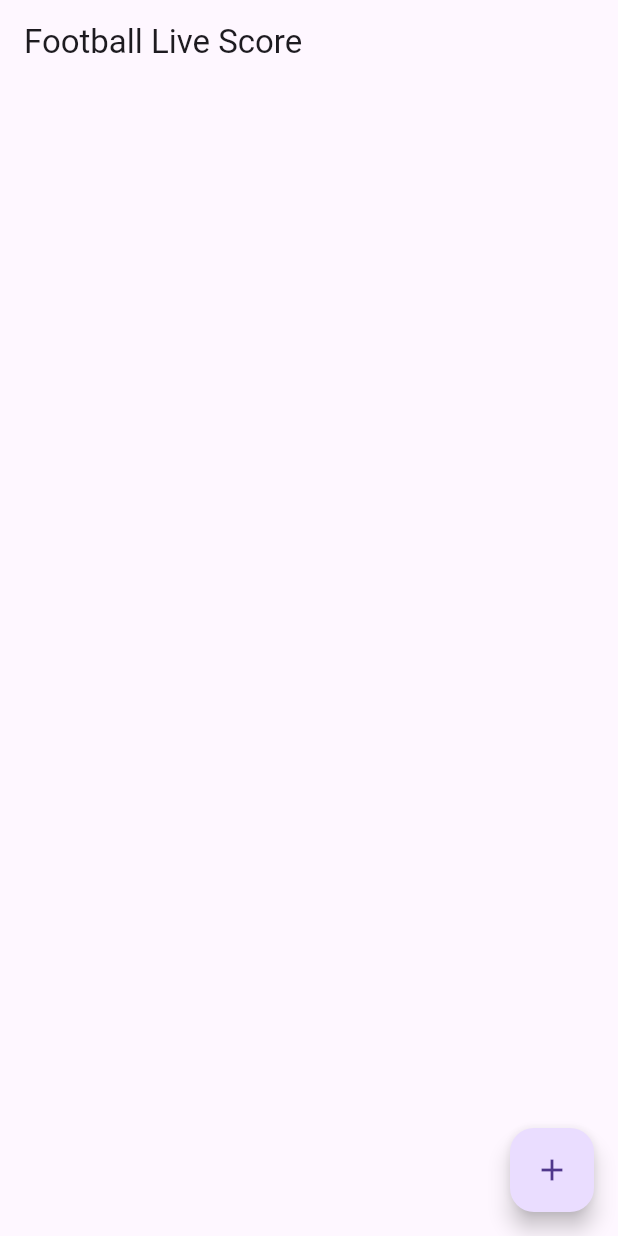
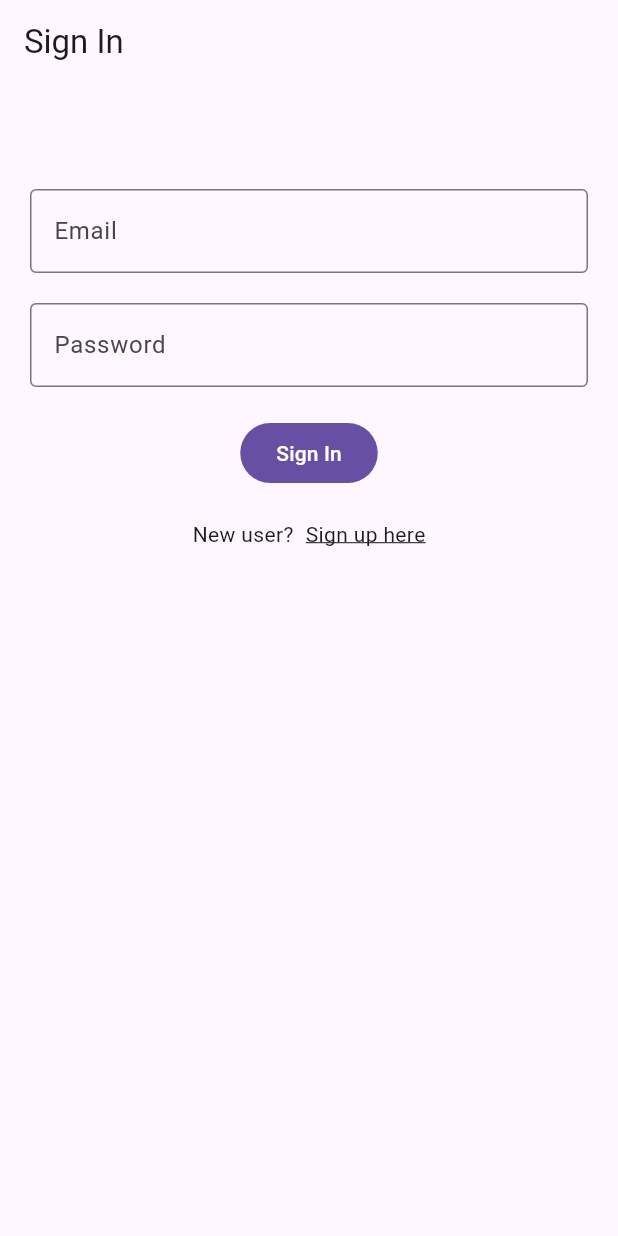
Before and after one commit to Raihan-iOS/Firebase-Score, a Flutter app: the screen it shows after launch, on a phone screen of 412 x 824 dp. Run offline on Flutter 3.47's test engine with Material 3 defaults, Android fonts, the phone set to English and light mode, and no system bars; our stand-ins replace cloud_firestore, firebase_auth, firebase_core; accounts and stored records are empty; generated files the repository leaves out were written again.

```diff
--- a/lib/app.dart
+++ b/lib/app.dart
@@ -1,4 +1,6 @@
 import 'package:firebase_app/home_screen.dart';
+import 'package:firebase_app/sign_in_screen.dart';
+import 'package:firebase_auth/firebase_auth.dart';
 import 'package:flutter/material.dart';
 
 class FootballLiveScoreApp extends StatefulWidget {
@@ -12,7 +14,28 @@ class _FootballLiveScoreAppState extends State<FootballLiveScoreApp> {
   @override
   Widget build(BuildContext context) {
     return MaterialApp(
-      home: HomeScreen(),
+      home: StreamBuilder(
+        stream: FirebaseAuth.instance.authStateChanges(),
+        builder: (BuildContext context, AsyncSnapshot<User?> snapshot) {
+          if (snapshot.hasError) {
+            return const Text('Something went wrong');
+          }
+
+          if (snapshot.connectionState == ConnectionState.waiting) {
+            return const Text("Loading...");
+          }
+
+          if (!snapshot.hasData) {
+            return const SignInScreen();
+          }else{
+            return const HomeScreen();
+          }
+
+          // final user = snapshot.data!;
+          // return HomeScreen(userId: user.uid);
+        },
+      )
+
     );
   }
 }
--- a/lib/home_screen.dart
+++ b/lib/home_screen.dart
@@ -1,4 +1,5 @@
 import 'package:cloud_firestore/cloud_firestore.dart';
+import 'package:firebase_auth/firebase_auth.dart';
 import 'package:flutter/material.dart';
 
 class HomeScreen extends StatefulWidget {
@@ -22,6 +23,11 @@ class _HomeScreenState extends State<HomeScreen> {
     return Scaffold(
       appBar: AppBar(
         title: const Text("Football Live Score"),
+        actions: [
+          IconButton(onPressed: (){
+            FirebaseAuth.instance.signOut();
+          }, icon: const Icon(Icons.logout))
+        ],
       ),
       body: StreamBuilder(
         stream: FirebaseFirestore.instance.collection('football').snapshots(),
--- /dev/null
+++ b/lib/sign_in_screen.dart
@@ -0,0 +1,135 @@
+import 'package:firebase_app/sign_up_screen.dart';
+import 'package:flutter/material.dart';
+import 'package:firebase_auth/firebase_auth.dart';
+
+import 'home_screen.dart';
+
+class SignInScreen extends StatefulWidget {
+  const SignInScreen({super.key});
+
+  @override
+  State<SignInScreen> createState() => _SignInScreenState();
+}
+
+class _SignInScreenState extends State<SignInScreen> {
+  final _formKey = GlobalKey<FormState>();
+  final TextEditingController _emailController = TextEditingController();
+  final TextEditingController _passwordController = TextEditingController();
+
+
+
+  void _onTapSubmitBtn(){
+    if (_formKey.currentState!.validate()){
+      _loginInUser();
+    }
+  }
+  Future<void> _loginInUser() async {
+    try {
+      final credential = await FirebaseAuth.instance.signInWithEmailAndPassword(
+          email: _emailController.text.trim(),
+          password: _passwordController.text
+      );
+      if(credential.user != null){
+
+        Navigator.pushAndRemoveUntil(context, MaterialPageRoute(builder: (context) => HomeScreen()), (route) => false);
+
+      }
+    } on FirebaseAuthException catch (e) {
+      if (e.code == 'user-not-found') {
+        print('No user found for that email.');
+      } else if (e.code == 'wrong-password') {
+        print('Wrong password provided for that user.');
+      }
+    }
+
+
+  }
+
+  @override
+  Widget build(BuildContext context) {
+    return Scaffold(
+      appBar: AppBar(
+        title: const Text('Sign In'),
+      ),
+      body: Padding(
+        padding: const EdgeInsets.all(20.0),
+        child: Center(
+          child: Form(
+            key: _formKey,
+            child: Column(
+              crossAxisAlignment: CrossAxisAlignment.center,
+              children: [
+                SizedBox(
+                  height: 50,
+                ),
+                TextFormField(
+                  controller: _emailController,
+                  decoration: InputDecoration(
+                    labelText: 'Email',
+                    border: OutlineInputBorder(),
+                  ),
+                  validator: (String? value) {
+                    if (value == null || value.isEmpty) {
+                      return 'Please enter Valid Email';
+                    }
+                    return null;
+                  },
+                ),
+                SizedBox(
+                  height: 20,
+                ),
+                TextFormField(
+                  controller: _passwordController,
+                  decoration: InputDecoration(
+                    labelText: 'Password',
+                    border: OutlineInputBorder(),
+                  ),
+                  validator: (String? value) {
+                    if (value == null || value.isEmpty) {
+                      return 'Please enter Password';
+                    }
+                    return null;
+                  },
+                ),
+
+                SizedBox(
+                  height: 20,
+                ),
+                FilledButton(onPressed: _onTapSubmitBtn,
+                  child: Text('Sign In'),),
+
+                SizedBox(
+                  height: 20,
+                ),
+                Row(
+                  mainAxisAlignment: MainAxisAlignment.center,
+                  children: [
+                    Text('New user?'),
+
+                    SizedBox(
+                      width: 8,
+                    ),
+                    InkWell(
+                      onTap: (){
+                        Navigator.push(context, MaterialPageRoute(builder: (context) => SignUpScreen()));
+                      },
+
+                      child: Text(
+                        "Sign up here",
+                        style: TextStyle(
+                          decoration: TextDecoration.underline,
+                        ),
+                      ),
+                    )
+                    ]
+                )
+
+              ],
+            ),
+          ),
+        ),
+      ),
+
+    );
+  }
+}
--- a/pubspec.yaml
+++ b/pubspec.yaml
@@ -36,6 +36,7 @@ dependencies:
   cupertino_icons: ^1.0.8
   firebase_core: ^4.2.1
   cloud_firestore: ^6.0.0
+  firebase_auth: ^6.0.0
 
 dev_dependencies:
   flutter_test:
```
Also changed, not shown: lib/sign_up_screen.dart (added, +126 -0 lines), pubspec.lock, 1 other file.
